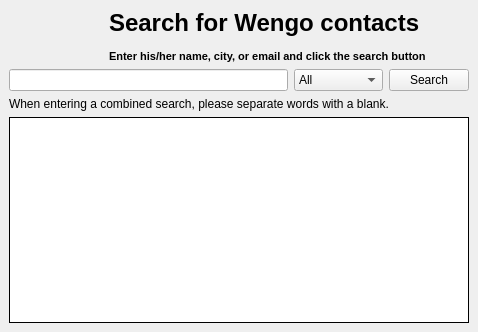
Old version of the form wengophone/src/presentation/qt/webservices/directory/WsDirectory.ui in the repository tkrotoff/WengoPhone.
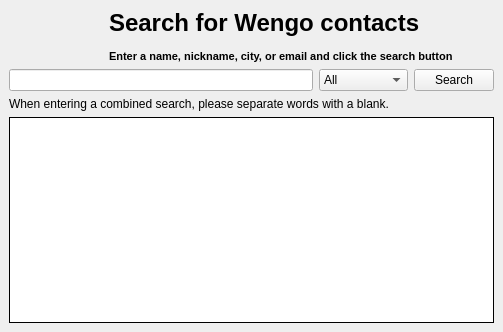
New version of the form.

Commit message: text changed inside WsDirectory.ui

```diff
--- a/wengophone/src/presentation/qt/webservices/directory/WsDirectory.ui
+++ b/wengophone/src/presentation/qt/webservices/directory/WsDirectory.ui
@@ -8,7 +8,7 @@
    <rect>
     <x>0</x>
     <y>0</y>
-    <width>478</width>
+    <width>503</width>
     <height>332</height>
    </rect>
   </property>
@@ -345,8 +345,7 @@
       </font>
      </property>
      <property name="text" >
-      <string>&lt;span style="font-size:18pt;">Search for Wengo contacts&lt;/span>&lt;br />&lt;br />&lt;span>Enter his/her name, city, or email and click the search button&lt;/span>
-</string>
+      <string>&lt;span style="font-size:18pt;">Search for Wengo contacts&lt;/span>&lt;br />&lt;br />&lt;span>Enter a name, nickname, city, or email and click the search button&lt;/span></string>
      </property>
      <property name="indent" >
       <number>100</number>
```
